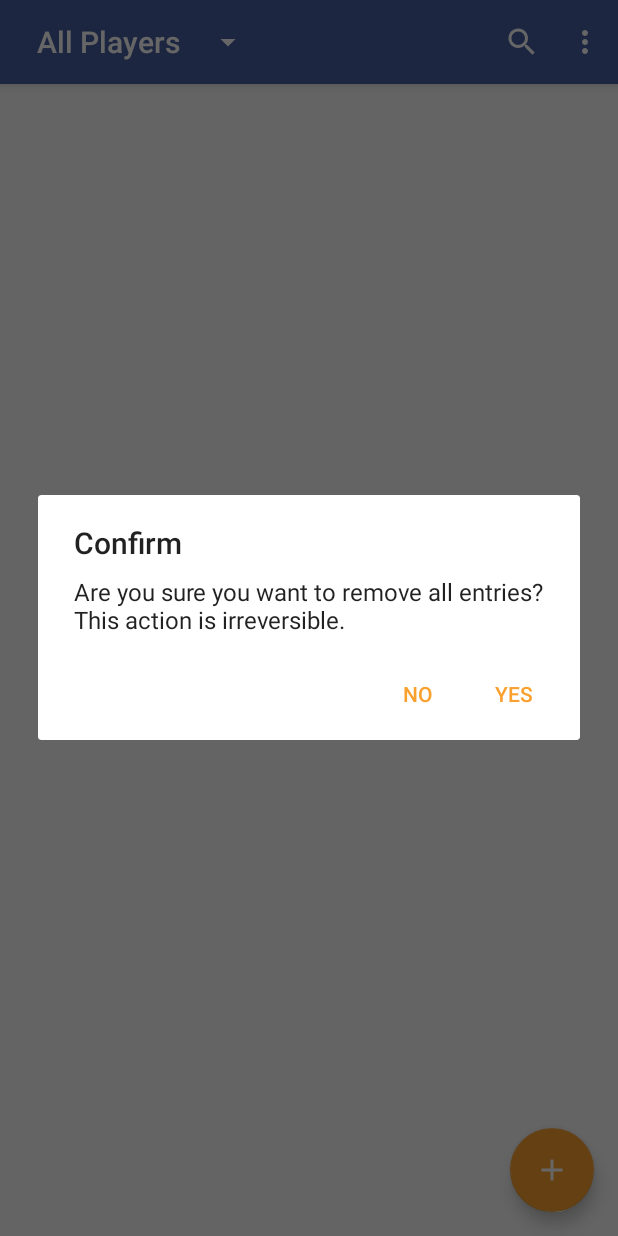
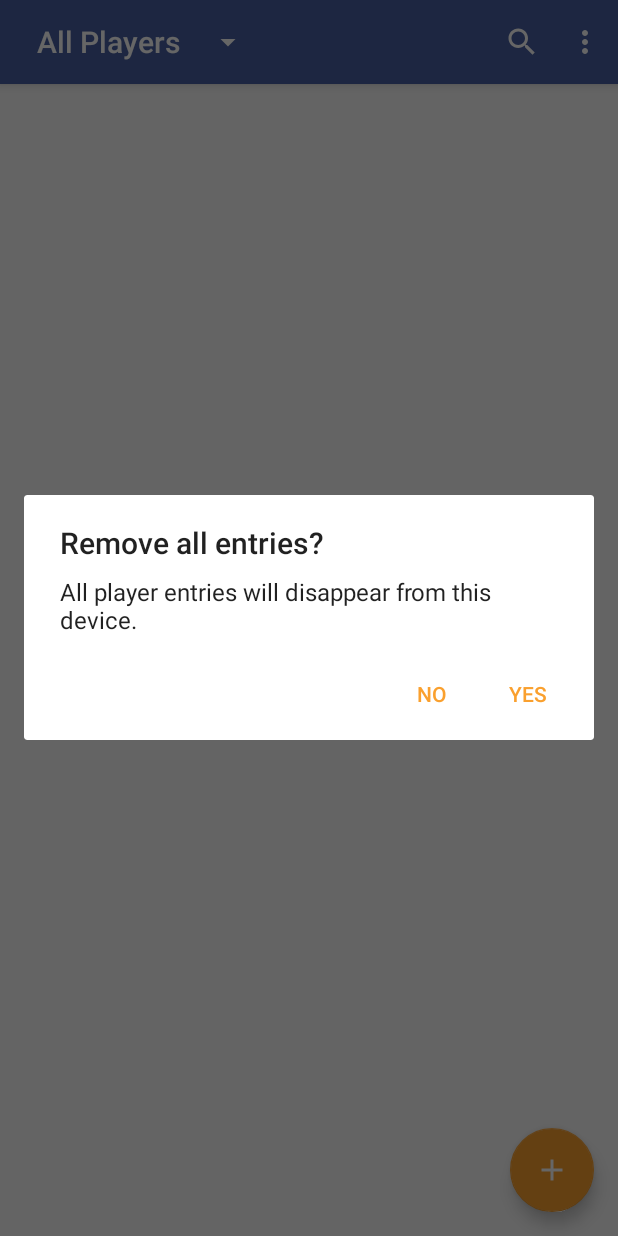
Before and after one commit to yxbh/Overwatch-Player-Log, an Android app: the screen it shows after launch (OwPlayerItemListActivity), in the options menu, after a tap on "Remove All", on a phone screen of 412 x 824 dp. Run offline under Robolectric (Android 15) with nearby library versions, the phone set to English and light mode, and no system bars; libraries missing offline, so code that uses them is left out: junit.framework; 2 statements that could not run were skipped.

Commit message:
reworded some dialogs

```diff
--- a/OverwatchPlayerLog-Android/app/src/main/res/values/strings.xml
+++ b/OverwatchPlayerLog-Android/app/src/main/res/values/strings.xml
@@ -37,13 +37,13 @@
     <string name="snackbar_undo">UNDO</string>
 
 
-    <string name="alertdialog_remove_record_title">Confirm</string>
-    <string name="alertdialog_remove_record_message">Are you sure you want to remove this entry?\nThis action is irreversible.</string>
+    <string name="alertdialog_remove_record_title">Remove entry?</string>
+    <string name="alertdialog_remove_record_message">This player entry will disappear from this device.</string>
     <string name="alertdialog_remove_record_positive_button">Yes</string>
     <string name="alertdialog_remove_record_negative_button">No</string>
 
-    <string name="alertdialog_remove_all_records_title">Confirm</string>
-    <string name="alertdialog_remove_all_records_message">Are you sure you want to remove all entries?\nThis action is irreversible.</string>
+    <string name="alertdialog_remove_all_records_title">Remove all entries?</string>
+    <string name="alertdialog_remove_all_records_message">All player entries will disappear from this device.</string>
     <string name="alertdialog_remove_all_records_positive_button">Yes</string>
     <string name="alertdialog_remove_all_records_negative_button">No</string>
 
```
